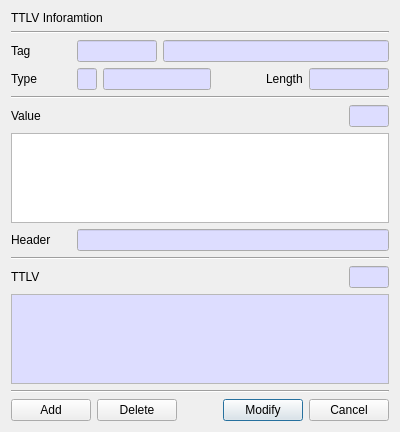
jykim74/BerEditor, file BerEditor/edit_ttlv_dlg.ui: the form before one commit.
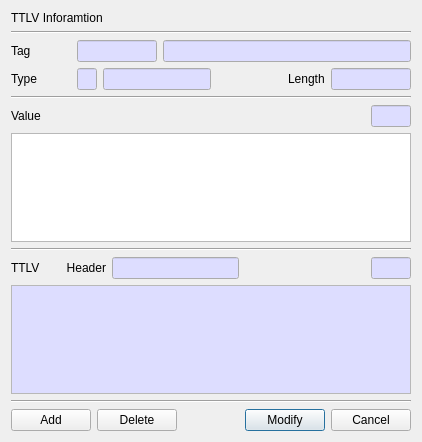
The form after the commit.

Commit message: UI 개선

```diff
--- a/BerEditor/edit_ttlv_dlg.ui
+++ b/BerEditor/edit_ttlv_dlg.ui
@@ -6,8 +6,8 @@
    <rect>
     <x>0</x>
     <y>0</y>
-    <width>400</width>
-    <height>432</height>
+    <width>422</width>
+    <height>442</height>
    </rect>
   </property>
   <property name="windowTitle">
@@ -377,60 +377,6 @@
    <item>
     <widget class="QPlainTextEdit" name="mValueText"/>
    </item>
-   <item>
-    <layout class="QGridLayout" name="gridLayout_4">
-     <property name="topMargin">
-      <number>0</number>
-     </property>
-     <item row="0" column="0">
-      <widget class="QLabel" name="label_6">
-       <property name="minimumSize">
-        <size>
-         <width>60</width>
-         <height>0</height>
-        </size>
-       </property>
-       <property name="text">
-        <string>Header</string>
-       </property>
-      </widget>
-     </item>
-     <item row="0" column="1">
-      <widget class="QLineEdit" name="mHeaderText">
-       <property name="palette">
-        <palette>
-         <active>
-          <colorrole role="Base">
-           <brush brushstyle="SolidPattern">
-            <color alpha="255">
-             <red>221</red>
-             <green>221</green>
-             <blue>255</blue>
-            </color>
-           </brush>
-          </colorrole>
-         </active>
-         <inactive>
-          <colorrole role="Base">
-           <brush brushstyle="SolidPattern">
-            <color alpha="255">
-             <red>221</red>
-             <green>221</green>
-             <blue>255</blue>
-            </color>
-           </brush>
-          </colorrole>
-         </inactive>
-         <disabled/>
-        </palette>
-       </property>
-       <property name="readOnly">
-        <bool>true</bool>
-       </property>
-      </widget>
-     </item>
-    </layout>
-   </item>
    <item>
     <widget class="Line" name="line_4">
      <property name="orientation">
@@ -443,14 +389,23 @@
      <property name="topMargin">
       <number>0</number>
      </property>
-     <item row="0" column="0">
-      <widget class="QLabel" name="label_7">
+     <item row="0" column="1">
+      <widget class="QLabel" name="label_6">
+       <property name="minimumSize">
+        <size>
+         <width>60</width>
+         <height>0</height>
+        </size>
+       </property>
        <property name="text">
-        <string>TTLV</string>
+        <string>Header</string>
+       </property>
+       <property name="alignment">
+        <set>Qt::AlignRight|Qt::AlignTrailing|Qt::AlignVCenter</set>
        </property>
       </widget>
      </item>
-     <item row="0" column="2">
+     <item row="0" column="4">
       <widget class="QLineEdit" name="mTTLVLenText">
        <property name="minimumSize">
         <size>
@@ -493,7 +448,7 @@
        </property>
       </widget>
      </item>
-     <item row="0" column="1">
+     <item row="0" column="3">
       <spacer name="horizontalSpacer_3">
        <property name="orientation">
         <enum>Qt::Horizontal</enum>
@@ -506,6 +461,47 @@
        </property>
       </spacer>
      </item>
+     <item row="0" column="0">
+      <widget class="QLabel" name="label_7">
+       <property name="text">
+        <string>TTLV</string>
+       </property>
+      </widget>
+     </item>
+     <item row="0" column="2">
+      <widget class="QLineEdit" name="mHeaderText">
+       <property name="palette">
+        <palette>
+         <active>
+          <colorrole role="Base">
+           <brush brushstyle="SolidPattern">
+            <color alpha="255">
+             <red>221</red>
+             <green>221</green>
+             <blue>255</blue>
+            </color>
+           </brush>
+          </colorrole>
+         </active>
+         <inactive>
+          <colorrole role="Base">
+           <brush brushstyle="SolidPattern">
+            <color alpha="255">
+             <red>221</red>
+             <green>221</green>
+             <blue>255</blue>
+            </color>
+           </brush>
+          </colorrole>
+         </inactive>
+         <disabled/>
+        </palette>
+       </property>
+       <property name="readOnly">
+        <bool>true</bool>
+       </property>
+      </widget>
+     </item>
     </layout>
    </item>
    <item>
```
The commit also changes 5 other files.
